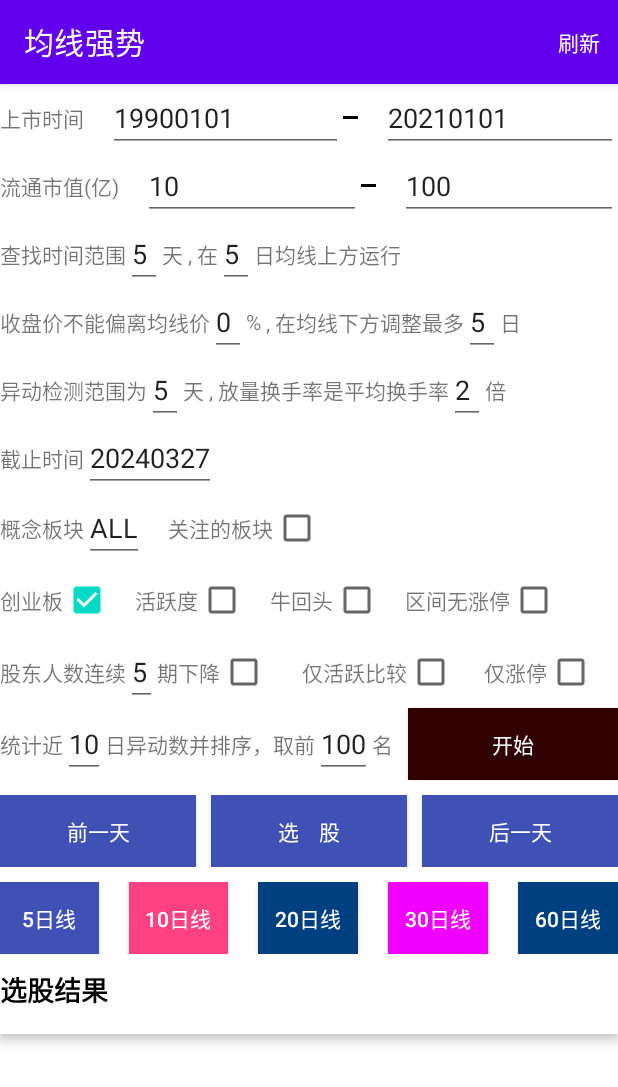
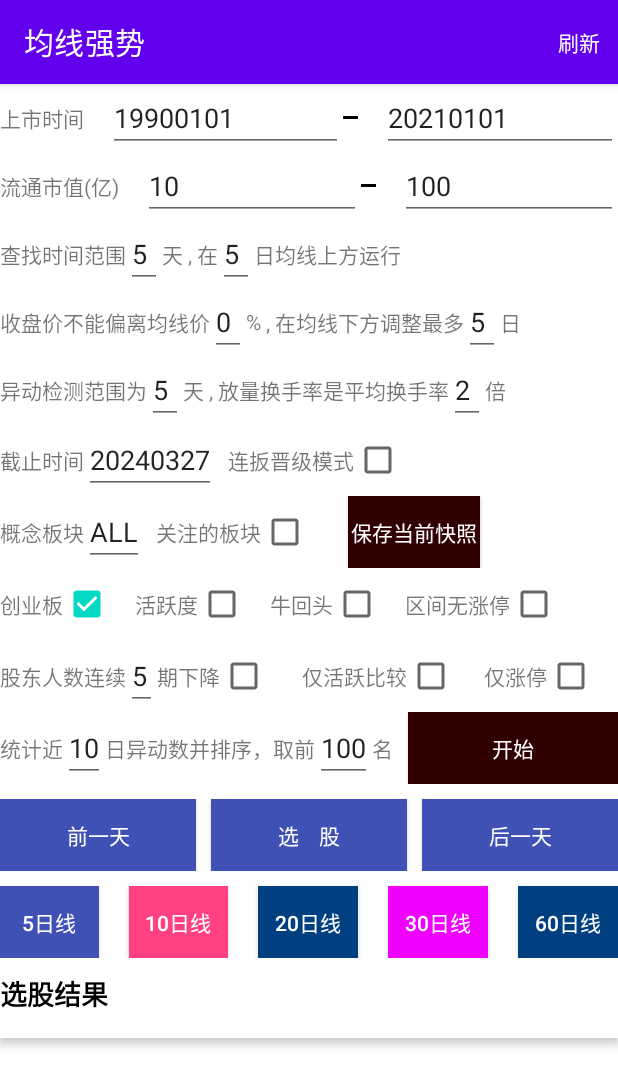
Before and after one commit to liaobushi520/StockMan, an Android app: the screen it shows after launch (Strategy4Activity), after a tap on "策略三(均线强势)", on a phone screen of 412 x 824 dp. Shown: the top 1087 px of the screen. Run offline under Robolectric (Android 15) with nearby library versions, the phone set to English and light mode, and no system bars; our stand-ins replace Room's generated code; 3 statements that could not run were skipped.

Commit message:
【优化均线强势】

```diff
--- a/app/src/main/java/com/liaobusi/stockman/HomeActivity.kt
+++ b/app/src/main/java/com/liaobusi/stockman/HomeActivity.kt
@@ -32,12 +32,13 @@ class HomeActivity : AppCompatActivity() {
                 FollowListActivity.startFollowListActivity(this)
                 return true
             }
-            R.id.action_setting->{
-                 SettingActivity.startSettingActivity(this)
-                 return true
+
+            R.id.action_setting -> {
+                SettingActivity.startSettingActivity(this)
+                return true
             }
 
-            R.id.action_will_zt->{
+            R.id.action_will_zt -> {
                 WillZTActivity.startWillZTActivity(this)
                 return true
             }
@@ -150,10 +151,7 @@ class HomeActivity : AppCompatActivity() {
             val bkDao = Injector.appDatabase.bkDao()
 
 
-
-
-
-           // StockRepo.getRealTimeStockData("0.300059")
+            // StockRepo.getRealTimeStockData("0.300059")
             StockRepo.getRealTimeStocks()
             StockRepo.getRealTimeBKs()
 
@@ -161,17 +159,20 @@ class HomeActivity : AppCompatActivity() {
             if (System.currentTimeMillis() - sp.getLong(
                     "fetch_bk_stocks_time",
                     0
+                ) > 1 * 24 * 60 * 60 * 1000
+            ) {
+                StockRepo.getBKStocks()
+                sp.edit().putLong("fetch_bk_stocks_time", System.currentTimeMillis()).apply()
+            }
+
+            if (System.currentTimeMillis() - sp.getLong(
+                    "fetch_gdrs_time",
+                    0
                 ) > 5 * 24 * 60 * 60 * 1000
             ) {
-                StockRepo.getBKStocks()
                 StockRepo.getHistoryGDRS()
-                sp.edit().putLong("fetch_bk_stocks_time", System.currentTimeMillis()).apply()
+                sp.edit().putLong("fetch_gdrs_time", System.currentTimeMillis()).apply()
             }
-            h.deleteErrorHistory()
-
-
-
-
 
 
 //            bkStockDao.getStocksByBKCode("BK0438").forEach {
@@ -243,11 +244,14 @@ class HomeActivity : AppCompatActivity() {
 //            h.deleteHistory(l)
 
 
-           //修复数据
-           //   StockRepo.getHistoryStocks( 20230926,20230926)
+            //修复数据
+            //   StockRepo.getHistoryStocks( 20230926,20230926)
 
 
         }
 
+
+        Injector.startAutoRefresh()
+
     }
 }
--- a/app/src/main/java/com/liaobusi/stockman/Injector.kt
+++ b/app/src/main/java/com/liaobusi/stockman/Injector.kt
@@ -7,6 +7,7 @@ import androidx.room.Room
 import com.liaobusi.stockman.api.getOkHttpClientBuilder
 import com.liaobusi.stockman.db.AppDatabase
 import com.liaobusi.stockman.db.BK
+import com.liaobusi.stockman.db.Stock
 import com.liaobusi.stockman.db.specialBK
 import com.liaobusi.stockman.repo.StockRepo
 import kotlinx.coroutines.GlobalScope
@@ -65,19 +66,40 @@ object Injector {
 
     }
 
-    private var autoRefreshJob:Job?=null
-    fun autoRefresh(enable:Boolean){
+    private var autoRefreshJob: Job? = null
+
+    fun startAutoRefresh() {
+        val sp = context.getSharedPreferences("app", Context.MODE_PRIVATE)
+        autoRefresh(sp.getBoolean("auto_refresh", false))
+    }
+
+    fun autoRefresh(enable: Boolean) {
         autoRefreshJob?.cancel()
-        if(enable){
-           autoRefreshJob= GlobalScope.launch {
-                while (true){
+        if (enable) {
+            autoRefreshJob = GlobalScope.launch {
+                while (true) {
                     StockRepo.getRealTimeBKs()
                     StockRepo.getRealTimeStocks()
-                    delay(5000)
+                    delay(10000)
                 }
             }
         }
     }
 
 
+    private val snapshotList = mutableListOf<Stock>()
+    fun getSnapshot(): List<Stock> {
+        return snapshotList
+    }
+
+    fun deleteSnapshot() {
+        snapshotList.clear()
+    }
+
+    fun takeSnapshot(stocks: List<Stock>) {
+        snapshotList.clear()
+        snapshotList.addAll(stocks)
+    }
+
+
 }
--- a/app/src/main/res/layout/activity_strategy4.xml
+++ b/app/src/main/res/layout/activity_strategy4.xml
@@ -267,6 +267,18 @@
                 android:layout_width="wrap_content"
                 android:layout_height="wrap_content"/>
 
+            <TextView
+                android:layout_width="wrap_content"
+                android:layout_height="wrap_content"
+                android:layout_marginStart="8dp"
+                android:text="连扳晋级模式" />
+
+            <androidx.appcompat.widget.AppCompatCheckBox
+                android:id="@+id/ztPromotionCb"
+                android:layout_width="wrap_content"
+                android:layout_height="wrap_content"/>
+
+
         </LinearLayout>
 
         <LinearLayout
@@ -291,7 +303,7 @@
             <TextView
                 android:layout_width="wrap_content"
                 android:text="关注的板块"
-                android:layout_marginStart="16dp"
+                android:layout_marginStart="8dp"
                 android:layout_height="wrap_content"/>
 
             <androidx.appcompat.widget.AppCompatCheckBox
@@ -300,7 +312,14 @@
                 android:layout_width="wrap_content"
                 android:layout_height="wrap_content"/>
 
-
+            <androidx.appcompat.widget.AppCompatButton
+                android:id="@+id/snapshotBtn"
+                android:layout_width="wrap_content"
+                android:background="#300100"
+                android:textColor="#fff"
+                android:text="保存当前快照"
+                android:layout_marginStart="10dp"
+                android:layout_height="wrap_content"/>
 
         </LinearLayout>
         <LinearLayout
@@ -325,7 +344,7 @@
                 android:text="活跃度" />
 
             <androidx.appcompat.widget.AppCompatCheckBox
-                android:id="@+id/ztCountCb"
+                android:id="@+id/activityLevelCb"
                 android:layout_width="wrap_content"
                 android:layout_height="wrap_content"/>
 
```
Also changed, not shown: app/src/main/java/com/liaobusi/stockman/SettingActivity.kt (+13 -0 lines), app/src/main/java/com/liaobusi/stockman/Strategy4Activity.kt (+99 -20 lines), app/src/main/java/com/liaobusi/stockman/repo/StockRepo.kt (+29 -6 lines), app/src/main/res/layout/activity_setting.xml (+17 -0 lines), app/src/main/res/layout/item_stock.xml (+21 -0 lines).
